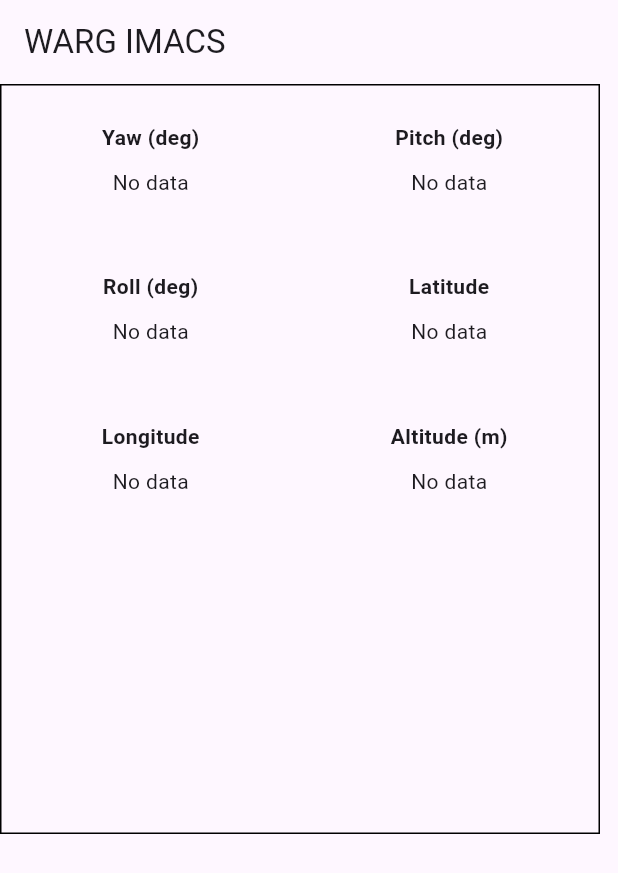
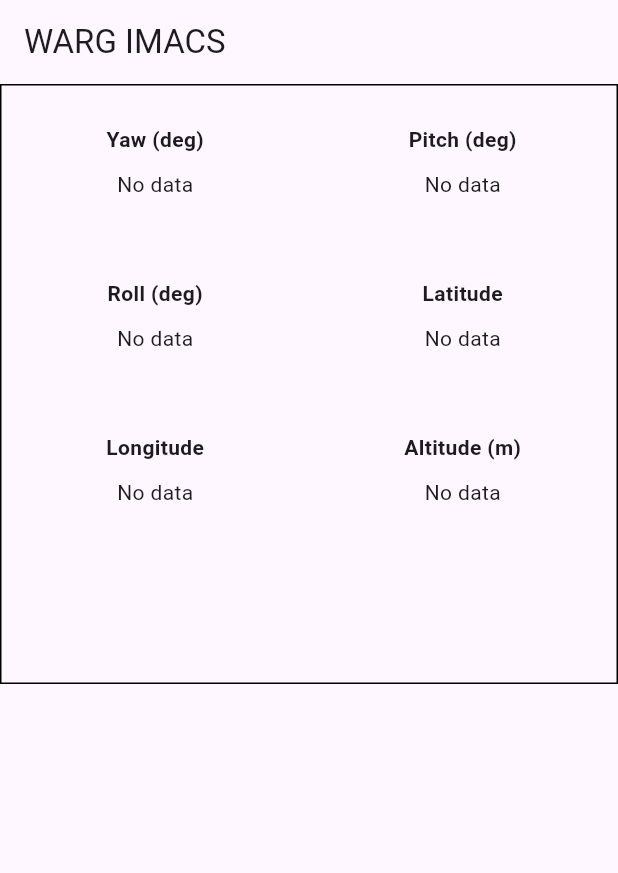
Before and after one commit to UWARG/IMACS-2, a Flutter app: the screen it shows after launch, on a phone screen of 412 x 824 dp. Shown: the top 873 px of the screen. Run offline on Flutter 3.47's test engine with Material 3 defaults, Android fonts, the phone set to English and light mode, and no system bars; missing offline and left inert: dart_mavlink, flutter_libserialport.

Commit message:
Updates are now logged to console

```diff
--- a/flutter_app/lib/modules/mavlink_communication.dart
+++ b/flutter_app/lib/modules/mavlink_communication.dart
@@ -1,9 +1,12 @@
 import 'dart:typed_data';
 import 'dart:io';
+import 'dart:developer';
 import 'dart:async';
 import 'package:flutter_libserialport/flutter_libserialport.dart';
 import 'package:dart_mavlink/mavlink.dart';
 import 'package:dart_mavlink/dialects/common.dart';
+
+const String moduleName = "Mavlink Communication";
 
 enum MavlinkCommunicationType {
   tcp,
@@ -28,9 +31,11 @@ class MavlinkCommunication {
       : _connectionType = connectionType {
     switch (_connectionType) {
       case MavlinkCommunicationType.tcp:
+        log('[$moduleName] Trying to start TCP connection');
         _startupTcpPort(connectionAddress, tcpPort);
         break;
       case MavlinkCommunicationType.serial:
+        log('[$moduleName] Trying to start Serial connection');
         _startupSerialPort(connectionAddress);
         break;
     }
@@ -40,6 +45,7 @@ class MavlinkCommunication {
     // Connect to the socket
     _tcpSocket = await Socket.connect(connectionAddress, tcpPort);
     _tcpSocketInitializationFlag.complete();
+    log('[$moduleName] TCP Port successfully initialized!');
   }
 
   _startupSerialPort(String connectionAddress) {
@@ -51,10 +57,14 @@ class MavlinkCommunication {
 
   _writeToTcpPort(MavlinkFrame frame) {
     _tcpSocket.write(frame.serialize());
+    log('[$moduleName] Wrote a message to TCP Port. Frame ID: ${frame.componentId}');
+    log('[$moduleName] Message: ${frame.message}');
   }
 
   _writeToSerialPort(MavlinkFrame frame) {
     _serialPort.write(frame.serialize());
+    log('[$moduleName] Wrote a message to Serial Port. Frame ID: ${frame.componentId}');
+    log('[$moduleName] Message: ${frame.message}');
   }
 
   // Send MAVLink messages
--- a/flutter_app/lib/modules/queue_waypoints.dart
+++ b/flutter_app/lib/modules/queue_waypoints.dart
@@ -2,6 +2,9 @@ import 'package:dart_mavlink/mavlink.dart';
 import 'package:imacs/modules/mavlink_communication.dart';
 import 'package:imacs/command_constructors/create_waypoint_constructor.dart';
 import 'package:dart_mavlink/dialects/common.dart';
+import 'dart:developer';
+
+const String moduleName = "Queue Waypoints";
 
 class QueueWaypoints {
   final MavlinkCommunication comm;
@@ -23,6 +26,8 @@ class QueueWaypoints {
         newWaypoint.targetComponent, newWaypoint);
     comm.sequence++;
     comm.write(frame);
+
+    log('[$moduleName] Added a waypoint at (Latitude: $latitude, Longitude: $longitude, Altitude: $altitude).');
   }
 
   /// Queues a waypoint to be sent.
@@ -33,6 +38,8 @@ class QueueWaypoints {
         comm.sequence, systemID, componentID, latitude, longitude, altitude);
     comm.sequence++;
     waypointQueue.add(newWaypoint);
+
+    log('[$moduleName] Queued a waypoint to be sent at (Latitude: $latitude, Longitude: $longitude, Altitude: $altitude).');
   }
 
   /// Takes first waypoint in the queue and send its to the drone
@@ -46,6 +53,7 @@ class QueueWaypoints {
       var frame = MavlinkFrame.v2(waypoint.seq, waypoint.targetSystem,
           waypoint.targetComponent, waypoint);
       comm.write(frame);
+      log('[$moduleName] Sent waypoint to the drone from the queue (Latitude: ${waypoint.x}, Longitude: ${waypoint.y}, Altitude: ${waypoint.z}).');
     }
   }
 }
--- a/flutter_app/lib/widgets/drone_information_widget.dart
+++ b/flutter_app/lib/widgets/drone_information_widget.dart
@@ -24,8 +24,8 @@ class DroneInformation extends StatelessWidget {
   @override
   Widget build(BuildContext context) {
     return Container(
-      height: 500,
-      width: 400,
+      height: 400,
+      width: 500,
       decoration: BoxDecoration(
         border: Border.all(
           color: Colors.black,
```
Also changed, not shown: flutter_app/lib/modules/change_drone_mode.dart (+20 -0 lines), flutter_app/lib/widgets/change_mode_widget.dart (+10 -18 lines), flutter_app/pubspec.lock, 1 other file.
